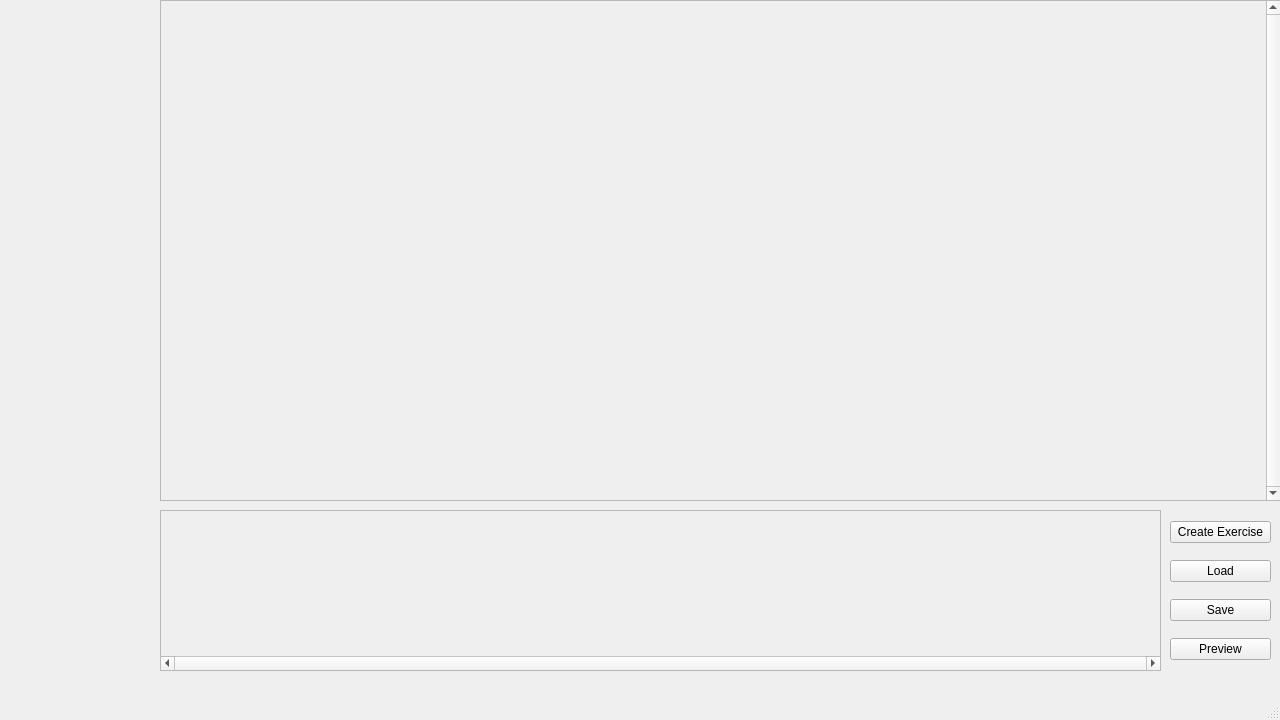
Qt form src/mainwindow.ui (Nickswoboda/HEPBuilder) before a commit.
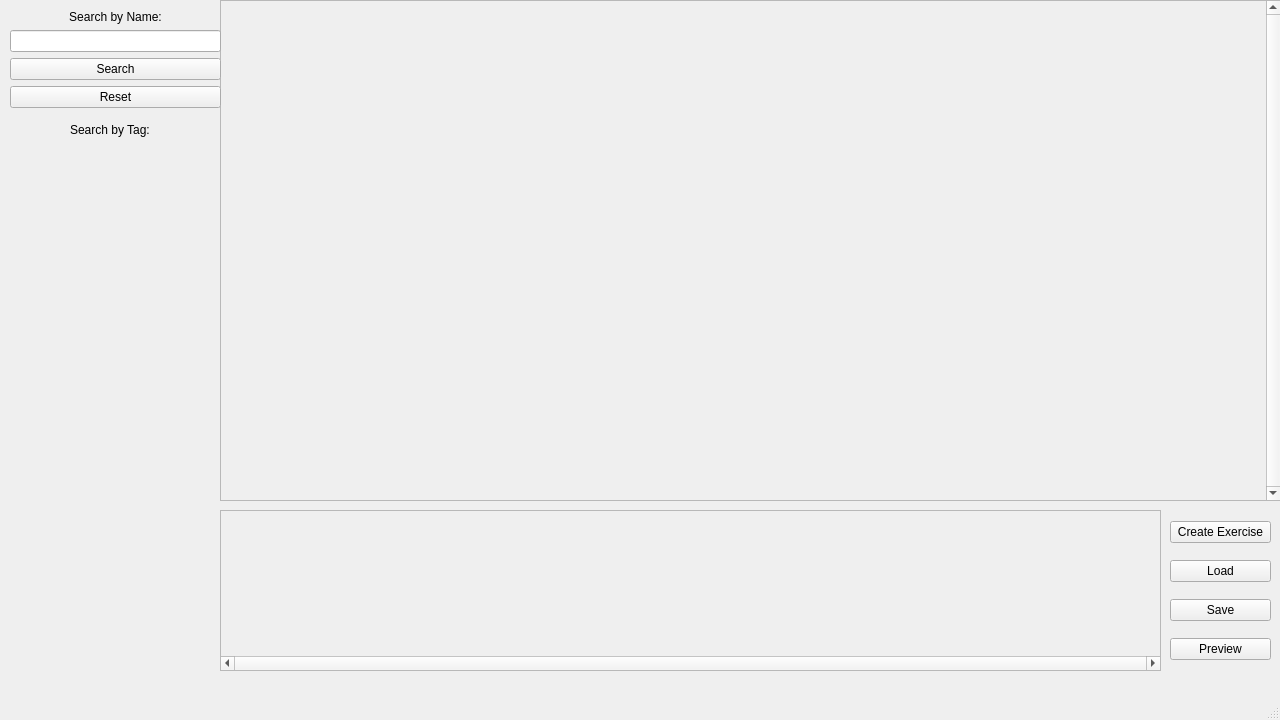
The same form after that commit.

Commit message: Add ability to search for exercises by name or tag

```diff
--- a/src/mainwindow.ui
+++ b/src/mainwindow.ui
@@ -17,9 +17,9 @@
    <widget class="QScrollArea" name="exercise_area">
     <property name="geometry">
      <rect>
-      <x>160</x>
+      <x>220</x>
       <y>0</y>
-      <width>1121</width>
+      <width>1061</width>
       <height>501</height>
      </rect>
     </property>
@@ -37,7 +37,7 @@
       <rect>
        <x>0</x>
        <y>0</y>
-       <width>1102</width>
+       <width>1042</width>
        <height>499</height>
       </rect>
      </property>
@@ -46,9 +46,9 @@
    <widget class="QScrollArea" name="routine_area">
     <property name="geometry">
      <rect>
-      <x>160</x>
+      <x>220</x>
       <y>510</y>
-      <width>1001</width>
+      <width>941</width>
       <height>161</height>
      </rect>
     </property>
@@ -63,7 +63,7 @@
       <rect>
        <x>0</x>
        <y>0</y>
-       <width>999</width>
+       <width>939</width>
        <height>142</height>
       </rect>
      </property>
@@ -109,6 +109,78 @@
      </item>
     </layout>
    </widget>
+   <widget class="QWidget" name="verticalLayoutWidget_3">
+    <property name="geometry">
+     <rect>
+      <x>10</x>
+      <y>10</y>
+      <width>211</width>
+      <height>101</height>
+     </rect>
+    </property>
+    <layout class="QVBoxLayout" name="search_by_name_layout">
+     <property name="sizeConstraint">
+      <enum>QLayout::SetDefaultConstraint</enum>
+     </property>
+     <item>
+      <widget class="QLabel" name="search_name_label">
+       <property name="sizePolicy">
+        <sizepolicy hsizetype="Preferred" vsizetype="Fixed">
+         <horstretch>0</horstretch>
+         <verstretch>0</verstretch>
+        </sizepolicy>
+       </property>
+       <property name="text">
+        <string>Search by Name:</string>
+       </property>
+       <property name="alignment">
+        <set>Qt::AlignCenter</set>
+       </property>
+      </widget>
+     </item>
+     <item>
+      <widget class="QLineEdit" name="search_edit"/>
+     </item>
+     <item>
+      <widget class="QPushButton" name="search_button">
+       <property name="text">
+        <string>Search</string>
+       </property>
+      </widget>
+     </item>
+     <item>
+      <widget class="QPushButton" name="reset_search_button">
+       <property name="text">
+        <string>Reset</string>
+       </property>
+      </widget>
+     </item>
+    </layout>
+   </widget>
+   <widget class="QWidget" name="verticalLayoutWidget_2">
+    <property name="geometry">
+     <rect>
+      <x>10</x>
+      <y>140</y>
+      <width>211</width>
+      <height>531</height>
+     </rect>
+    </property>
+    <layout class="QVBoxLayout" name="search_by_tag_layout"/>
+   </widget>
+   <widget class="QLabel" name="label">
+    <property name="geometry">
+     <rect>
+      <x>70</x>
+      <y>120</y>
+      <width>81</width>
+      <height>20</height>
+     </rect>
+    </property>
+    <property name="text">
+     <string>Search by Tag: </string>
+    </property>
+   </widget>
   </widget>
   <widget class="QMenuBar" name="menubar">
    <property name="geometry">
```
The commit also changes 8 other files.
